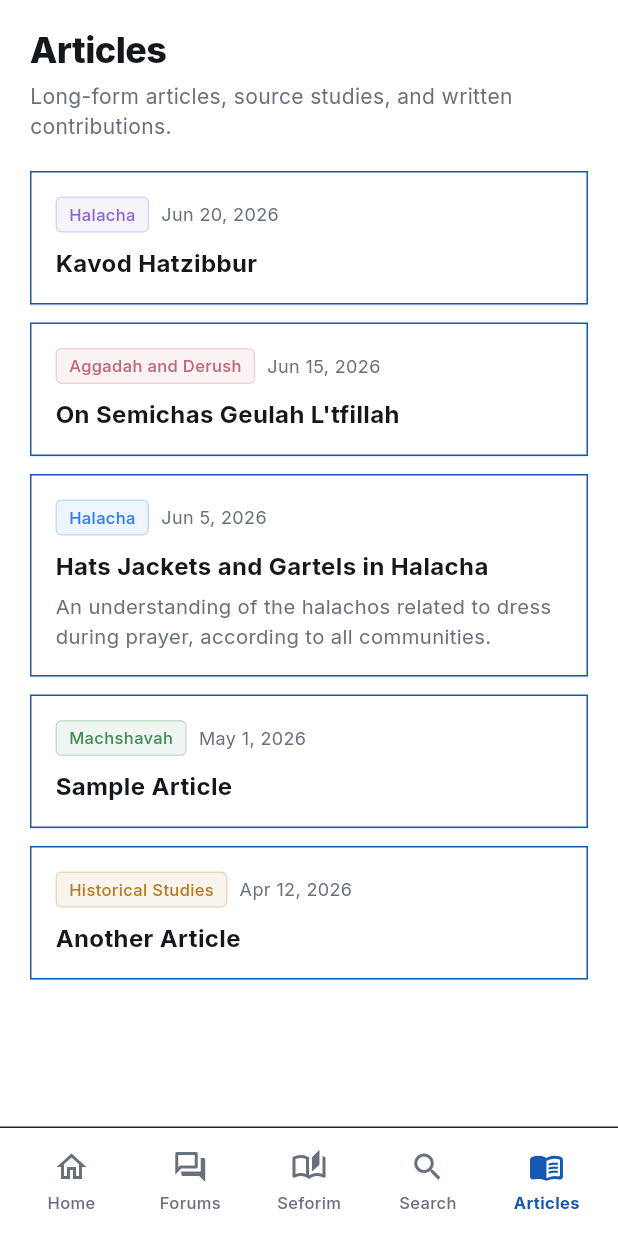
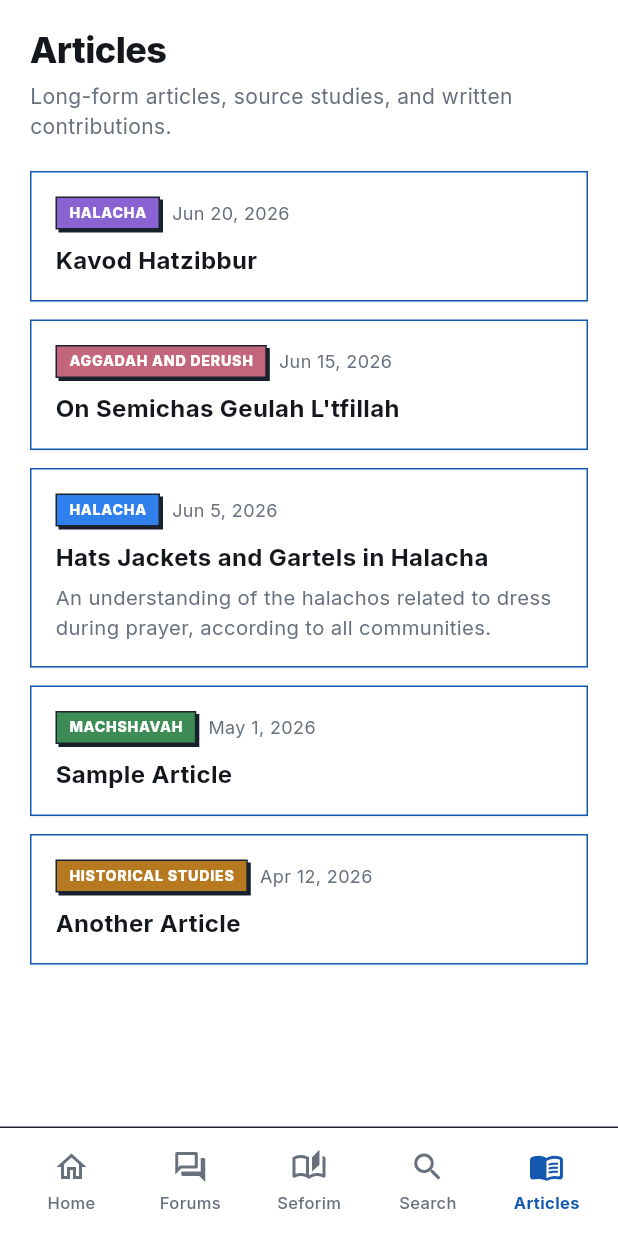
Before and after one commit to cohaaan/lilmod-ulilamed-forum, a Flutter app: the screen it shows once a user with an empty profile is signed in, item 5 of the bottom bar chosen, on a phone screen of 412 x 824 dp. Run offline on Flutter 3.47's test engine with Material 3 defaults, Android fonts, the phone set to English and light mode, and no system bars; our stand-ins replace go_router, google_fonts, shared_preferences, supabase_flutter; accounts and stored records are empty; network calls fail.

Commit message:
Match thread tags to brutalist ribbon styling in Chavrusa theme.
Use solid primary-blue and green ribbon tags with offset shadows instead of soft tinted pills so category and NEW badges align with the rest of the UI.

Co-authored-by: Cursor <cursoragent@cursor.com>

```diff
--- a/lib/widgets/soft_card.dart
+++ b/lib/widgets/soft_card.dart
@@ -103,6 +103,34 @@ class Tag extends StatelessWidget {
 
   @override
   Widget build(BuildContext context) {
+    if (AppColors.useBrutalistChrome) {
+      final fill = color ?? AppColors.primary;
+      return Container(
+        padding: const EdgeInsets.symmetric(horizontal: 8, vertical: 3),
+        decoration: BoxDecoration(
+          color: fill,
+          border: Border.all(color: AppColors.line),
+          boxShadow: [
+            BoxShadow(
+              color: AppColors.shadow,
+              offset: const Offset(2, 2),
+            ),
+          ],
+        ),
+        child: Text(
+          label.toUpperCase(),
+          maxLines: 1,
+          overflow: TextOverflow.ellipsis,
+          style: AppText.sans(
+            fontSize: 9.5,
+            fontWeight: FontWeight.w800,
+            letterSpacing: 0.5,
+            color: Colors.white,
+          ),
+        ),
+      );
+    }
+
     final c = color ?? AppColors.link;
     final radius = AppColors.usePillTags ? 999.0 : 4.0;
     return Container(
```
Also changed, not shown: lib/widgets/post_card.dart (+4 -22 lines).
